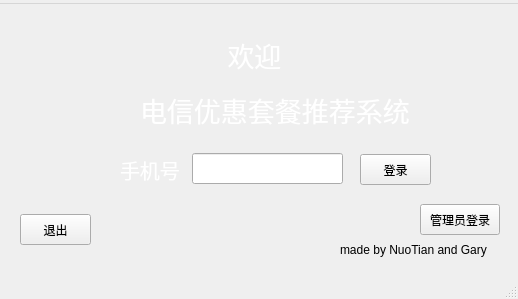
Qt form qt03/mainwindow.ui (s235784/ProgramDesign) before a commit.
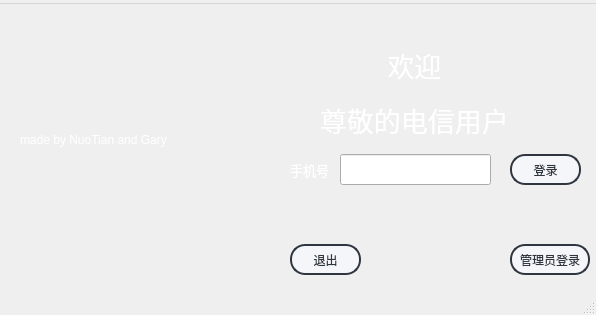
The same form after that commit. Icons and pictures are not drawn.

Commit message: 美化了用户和管理界面，修改了部分界面跳转bug

What changed in the file:
```diff
--- a/qt03/mainwindow.ui
+++ b/qt03/mainwindow.ui
@@ -6,8 +6,8 @@
    <rect>
     <x>0</x>
     <y>0</y>
-    <width>518</width>
-    <height>299</height>
+    <width>596</width>
+    <height>315</height>
    </rect>
   </property>
   <property name="windowTitle">
@@ -23,8 +23,8 @@
    <widget class="QLabel" name="label">
     <property name="geometry">
      <rect>
-      <x>220</x>
-      <y>30</y>
+      <x>380</x>
+      <y>40</y>
       <width>121</width>
       <height>41</height>
      </rect>
@@ -44,8 +44,8 @@
    <widget class="QLabel" name="label_2">
     <property name="geometry">
      <rect>
-      <x>140</x>
-      <y>90</y>
+      <x>320</x>
+      <y>100</y>
       <width>271</width>
       <height>31</height>
      </rect>
@@ -59,18 +59,43 @@
      <string notr="true">color:rgb(255, 255, 255)</string>
     </property>
     <property name="text">
-     <string>电信优惠套餐推荐系统</string>
+     <string>尊敬的电信用户</string>
     </property>
    </widget>
    <widget class="QPushButton" name="pushButton_exit">
     <property name="geometry">
      <rect>
-      <x>20</x>
-      <y>210</y>
+      <x>290</x>
+      <y>240</y>
       <width>71</width>
       <height>31</height>
      </rect>
     </property>
+    <property name="styleSheet">
+     <string notr="true">QPushButton{
+	font: 10pt &quot;微软雅黑&quot;;
+    color: #2f3640;
+    background-color: #f5f6fa;
+    border-color: #2f3640;
+    border-radius: 15px;
+    border-style: solid;
+    border-width: 2px;
+    padding: 5px;
+}
+
+/**鼠标停留在按钮上的样式**/
+QPushButton::hover{	
+    color: #FFFFFF;
+    background-color: #718093;
+    border-color: #2f3640;
+}
+
+/**鼠标按压下去的样式**/
+QPushButton::pressed,QPushButton::checked{
+    color: #FFFFFF;
+    background-color: qlineargradient(spread:pad, x1:0, y1:0, x2:0, y2:1, stop:0 #273c75, stop:1 #487eb0);
+}</string>
+    </property>
     <property name="text">
      <string>退出</string>
     </property>
@@ -78,12 +103,37 @@
    <widget class="QPushButton" name="pushButton_login">
     <property name="geometry">
      <rect>
-      <x>360</x>
+      <x>510</x>
       <y>150</y>
       <width>71</width>
       <height>31</height>
      </rect>
     </property>
+    <property name="styleSheet">
+     <string notr="true">QPushButton{
+	font: 10pt &quot;微软雅黑&quot;;
+    color: #2f3640;
+    background-color: #f5f6fa;
+    border-color: #2f3640;
+    border-radius: 15px;
+    border-style: solid;
+    border-width: 2px;
+    padding: 5px;
+}
+
+/**鼠标停留在按钮上的样式**/
+QPushButton::hover{	
+    color: #FFFFFF;
+    background-color: #718093;
+    border-color: #2f3640;
+}
+
+/**鼠标按压下去的样式**/
+QPushButton::pressed,QPushButton::checked{
+    color: #FFFFFF;
+    background-color: qlineargradient(spread:pad, x1:0, y1:0, x2:0, y2:1, stop:0 #273c75, stop:1 #487eb0);
+}</string>
+    </property>
     <property name="text">
      <string>登录</string>
     </property>
@@ -91,12 +141,37 @@
    <widget class="QPushButton" name="pushButton_admin_login">
     <property name="geometry">
      <rect>
-      <x>420</x>
-      <y>200</y>
+      <x>510</x>
+      <y>240</y>
       <width>80</width>
       <height>31</height>
      </rect>
     </property>
+    <property name="styleSheet">
+     <string notr="true">QPushButton{
+	font: 10pt &quot;微软雅黑&quot;;
+    color: #2f3640;
+    background-color: #f5f6fa;
+    border-color: #2f3640;
+    border-radius: 15px;
+    border-style: solid;
+    border-width: 2px;
+    padding: 5px;
+}
+
+/**鼠标停留在按钮上的样式**/
+QPushButton::hover{	
+    color: #FFFFFF;
+    background-color: #718093;
+    border-color: #2f3640;
+}
+
+/**鼠标按压下去的样式**/
+QPushButton::pressed,QPushButton::checked{
+    color: #FFFFFF;
+    background-color: qlineargradient(spread:pad, x1:0, y1:0, x2:0, y2:1, stop:0 #273c75, stop:1 #487eb0);
+}</string>
+    </property>
     <property name="text">
      <string>管理员登录</string>
     </property>
@@ -104,12 +179,16 @@
    <widget class="QLabel" name="label_3">
     <property name="geometry">
      <rect>
-      <x>340</x>
-      <y>230</y>
+      <x>20</x>
+      <y>120</y>
       <width>191</width>
       <height>31</height>
      </rect>
     </property>
+    <property name="styleSheet">
+     <string notr="true">
+color: rgb(255, 255, 255);</string>
+    </property>
     <property name="text">
      <string>made by NuoTian and Gary</string>
     </property>
@@ -117,7 +196,7 @@
    <widget class="QLabel" name="label_4">
     <property name="geometry">
      <rect>
-      <x>120</x>
+      <x>290</x>
       <y>150</y>
       <width>71</width>
       <height>31</height>
@@ -125,7 +204,7 @@
     </property>
     <property name="font">
      <font>
-      <pointsize>15</pointsize>
+      <pointsize>10</pointsize>
      </font>
     </property>
     <property name="styleSheet">
@@ -155,8 +234,8 @@
    <widget class="QLineEdit" name="input_phone">
     <property name="geometry">
      <rect>
-      <x>192</x>
-      <y>149</y>
+      <x>340</x>
+      <y>150</y>
       <width>151</width>
       <height>31</height>
      </rect>
@@ -168,7 +247,7 @@
     <rect>
      <x>0</x>
      <y>0</y>
-     <width>518</width>
+     <width>596</width>
      <height>17</height>
     </rect>
    </property>
```
Left out of the diff: 29 changed lines with no effect on the pictures. The commit also changes 22 other files.
